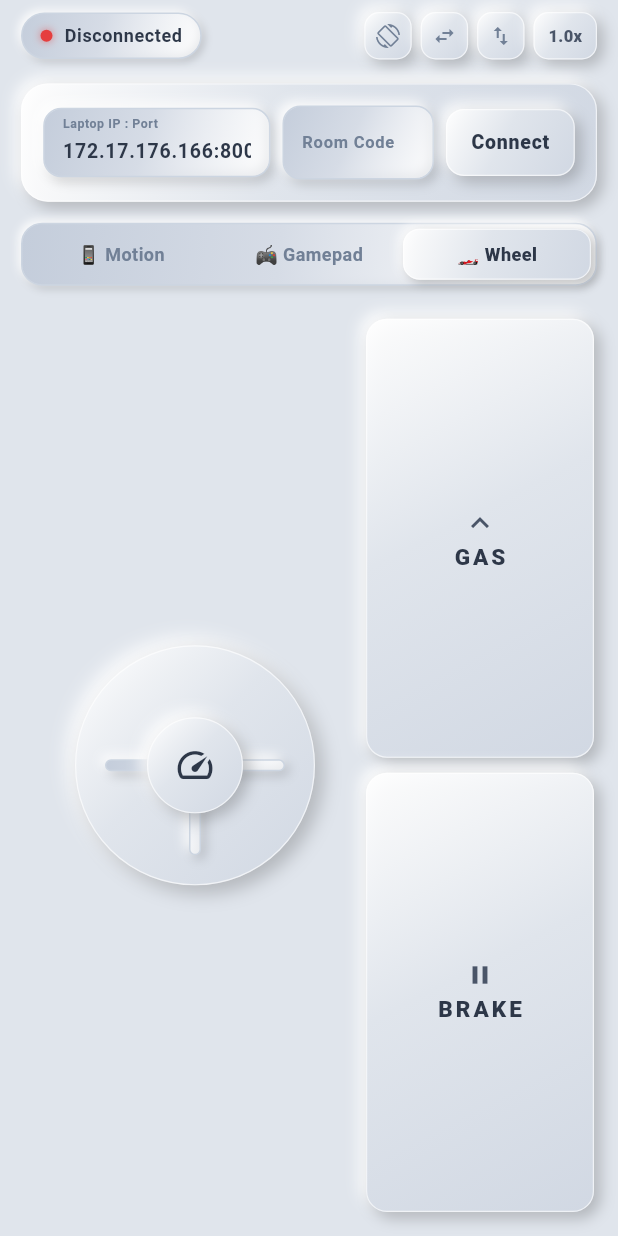
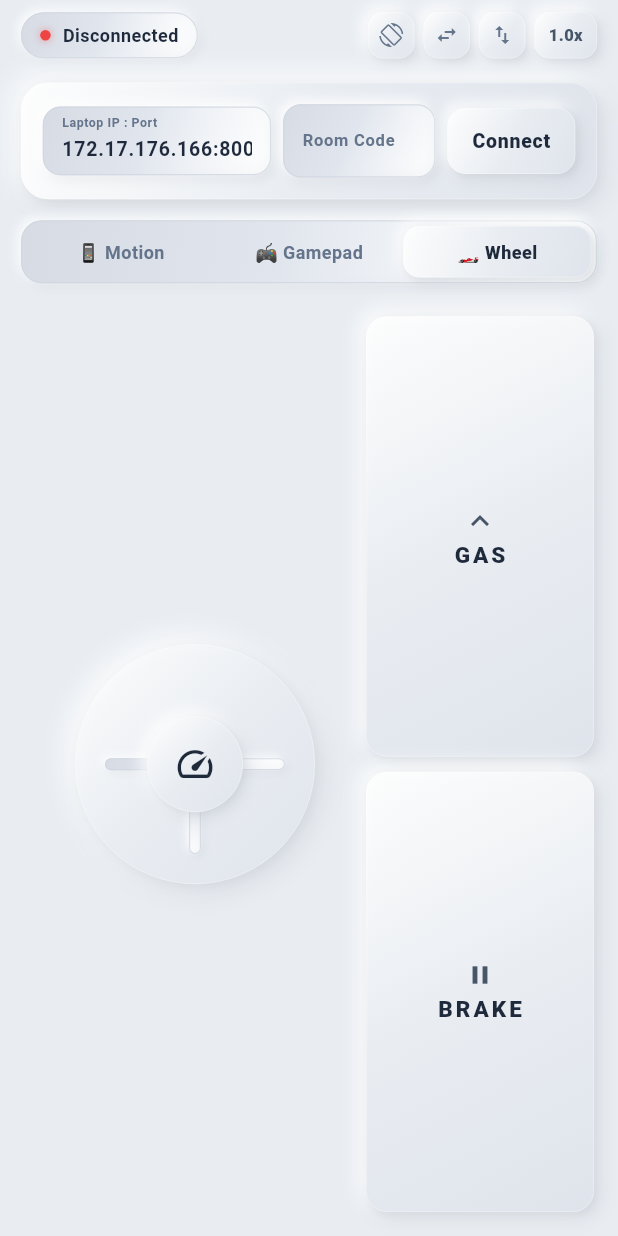
Before and after one commit to trahdiscode/GameController, a Flutter app: the screen it shows after launch, after a tap on "🎮 Gamepad", after a tap on "🏎️ Wheel", on a phone screen of 412 x 824 dp. Run offline on Flutter 3.47's test engine with Material 3 defaults, Android fonts, the light colour scheme and no system bars; our stand-ins replace sensors_plus, shared_preferences.

Commit message:
Refine pure neumorphic shadows: minimal, feathered slate ambient occlusion and seamless edges

```diff
--- a/flutter_app/lib/main.dart
+++ b/flutter_app/lib/main.dart
@@ -8,46 +8,46 @@ import 'package:shared_preferences/shared_preferences.dart';
 import 'package:web_socket_channel/web_socket_channel.dart';
 
 // ══════════════════════════════════════════════════════════════════════════════
-// PALETTE: Pure Neumorphism (White & Grey Monochromatic Aesthetic)
+// PALETTE: Pure Neumorphism (Minimal & Premium Monochromatic White & Grey)
 // ══════════════════════════════════════════════════════════════════════════════
 class PureNeu {
-  // Base Canvas & Neutral Surfaces
-  static const Color bg           = Color(0xFFE0E5EC); // Canonical Soft Grey
-  static const Color surface      = Color(0xFFE0E5EC);
-  static const Color surfaceLight = Color(0xFFFFFFFF); // Specular highlight
-  static const Color surfaceDark  = Color(0xFFD1D8E3); // Bevel dark gradient
-
-  // Dual Shadows (Light Source: Top-Left)
-  static const Color shadowWhite  = Color(0xFFFFFFFF); // Pure white highlight shadow
-  static const Color shadowDark   = Color(0x38000000); // Soft ambient occlusion shadow
-  static const Color shadowSlate  = Color(0x709AA7BC); // Middle slate tint shadow
-
-  // Carved / Recessed Wells & Depressions
-  static const Color wellBg       = Color(0xFFD6DCE6);
-  static const Color wellDark     = Color(0xFFC4CDDB);
-
-  // Monochromatic Grey Typography & Details
-  static const Color textDark     = Color(0xFF2D3748); // Deep graphite text
-  static const Color textMedium   = Color(0xFF4A5568); // Mid slate text
-  static const Color textMuted    = Color(0xFF718096); // Secondary grey text
-  static const Color textLight    = Color(0xFFA0AEC0); // Subtle placeholder text
-
-  // Clean Status Indicators
-  static const Color dotConnected    = Color(0xFF38A169); // Subtle status dot
-  static const Color dotDisconnected = Color(0xFFE53E3E);
+  // Base Canvas & Neutral Surfaces (Clean, satin matte finish)
+  static const Color bg           = Color(0xFFE9EDF2);
+  static const Color surface      = Color(0xFFE9EDF2);
+  static const Color surfaceLight = Color(0xFFFFFFFF);
+  static const Color surfaceDark  = Color(0xFFDFE4EC);
+
+  // Soft Slate Ambient Shadows (Minimal, translucent, zero harsh black)
+  static const Color shadowWhite   = Color(0xFFFFFFFF);
+  static const Color shadowDiffuse = Color(0x1A2D3E50); // ~10% soft slate
+  static const Color shadowContact = Color(0x0E2D3E50); // ~5% contact shade
+
+  // Carved / Recessed Wells
+  static const Color wellBg        = Color(0xFFE1E6EE);
+  static const Color wellInnerDark = Color(0x142D3E50);
+
+  // Monochromatic Grey Typography
+  static const Color textDark     = Color(0xFF1E293B); // Deep refined charcoal
+  static const Color textMedium   = Color(0xFF475569); // Slate grey
+  static const Color textMuted    = Color(0xFF64748B); // Cool grey
+  static const Color textLight    = Color(0xFF94A3B8); // Feather grey
+
+  // Status
+  static const Color dotConnected    = Color(0xFF22C55E);
+  static const Color dotDisconnected = Color(0xFFEF4444);
 }
 
 // ══════════════════════════════════════════════════════════════════════════════
-// PURE NEUMORPHIC DECORATION SYSTEM (Tactile Soft UI)
+// MINIMAL & PREMIUM NEUMORPHIC DECORATION SYSTEM
 // ══════════════════════════════════════════════════════════════════════════════
 class NeuDecor {
   static BoxDecoration raised({
-    double radius = 16,
+    double radius = 18,
     BoxShape shape = BoxShape.rectangle,
     Color? surfaceColor,
     Border? border,
-    double distance = 4.0,
-    double blur = 8.0,
+    double distance = 5.0,
+    double blur = 14.0,
     Gradient? gradient,
   }) {
     final base = surfaceColor ?? PureNeu.surface;
@@ -60,27 +60,38 @@ class NeuDecor {
             begin: Alignment.topLeft,
             end: Alignment.bottomRight,
             colors: [
-              PureNeu.surfaceLight.withOpacity(0.95),
+              PureNeu.surfaceLight.withOpacity(0.9),
               base,
               PureNeu.surfaceDark,
             ],
-            stops: const [0.0, 0.45, 1.0],
+            stops: const [0.0, 0.5, 1.0],
           ),
       border: border ??
           Border.all(
-            color: Colors.white.withOpacity(0.65),
-            width: 0.8,
+            color: Colors.white.withOpacity(0.4),
+            width: 0.5,
           ),
       boxShadow: [
+        // Top-left soft specular glow
         BoxShadow(
           color: PureNeu.shadowWhite.withOpacity(0.95),
           offset: Offset(-distance, -distance),
           blurRadius: blur,
+          spreadRadius: 0,
         ),
+        // Bottom-right wide soft ambient shadow
         BoxShadow(
-          color: PureNeu.shadowDark,
+          color: PureNeu.shadowDiffuse,
           offset: Offset(distance, distance),
           blurRadius: blur,
+          spreadRadius: 0,
+        ),
+        // Bottom-right subtle contact shadow
+        BoxShadow(
+          color: PureNeu.shadowContact,
+          offset: Offset(distance * 0.4, distance * 0.4),
+          blurRadius: blur * 0.35,
+          spreadRadius: 0,
         ),
       ],
     );
@@ -92,7 +103,7 @@ class NeuDecor {
     Color? wellColor,
     Border? border,
     double distance = 3.0,
-    double blur = 6.0,
+    double blur = 7.0,
   }) {
     final base = wellColor ?? PureNeu.wellBg;
     return BoxDecoration(
@@ -103,27 +114,29 @@ class NeuDecor {
         begin: Alignment.topLeft,
         end: Alignment.bottomRight,
         colors: [
-          PureNeu.wellDark,
+          const Color(0xFFD6DBE4),
           base,
-          PureNeu.surfaceLight.withOpacity(0.65),
+          PureNeu.surfaceLight.withOpacity(0.7),
         ],
         stops: const [0.0, 0.45, 1.0],
       ),
       border: border ??
           Border.all(
-            color: const Color(0xFFCCD5E1),
-            width: 1.0,
+            color: const Color(0xFFD0D6E0).withOpacity(0.8),
+            width: 0.8,
           ),
       boxShadow: [
         BoxShadow(
-          color: const Color(0x2B000000),
+          color: PureNeu.wellInnerDark,
           offset: Offset(distance, distance),
           blurRadius: blur,
+          spreadRadius: 0,
         ),
         BoxShadow(
           color: PureNeu.shadowWhite.withOpacity(0.9),
           offset: Offset(-distance, -distance),
           blurRadius: blur,
+          spreadRadius: 0,
         ),
       ],
     );
@@ -143,27 +156,27 @@ class NeuDecor {
         begin: Alignment.topLeft,
         end: Alignment.bottomRight,
         colors: [
-          Color(0xFFC5CFDC),
-          Color(0xFFD4DAE4),
-          Color(0xFFE8EEF5),
+          Color(0xFFD3D8E2),
+          Color(0xFFDFE4ED),
+          Color(0xFFEEF2F8),
         ],
         stops: [0.0, 0.5, 1.0],
       ),
       border: border ??
           Border.all(
-            color: const Color(0xFFB5C1D2),
-            width: 1.0,
+            color: const Color(0xFFC7CED8),
+            width: 0.8,
           ),
       boxShadow: const [
         BoxShadow(
-          color: Color(0x33000000),
-          offset: Offset(2.5, 2.5),
-          blurRadius: 5,
+          color: Color(0x182D3E50),
+          offset: Offset(2.0, 2.0),
+          blurRadius: 5.0,
         ),
         BoxShadow(
-          color: Color(0xEAFFFFFF),
-          offset: Offset(-2.5, -2.5),
-          blurRadius: 5,
+          color: Color(0xE6FFFFFF),
+          offset: Offset(-2.0, -2.0),
+          blurRadius: 5.0,
         ),
       ],
     );
@@ -171,7 +184,7 @@ class NeuDecor {
 }
 
 // ══════════════════════════════════════════════════════════════════════════════
-// PURE NEUMORPHIC TACTILE BUTTON WIDGET
+// MINIMAL NEUMORPHIC BUTTON WIDGET
 // ══════════════════════════════════════════════════════════════════════════════
 class NeuButton extends StatefulWidget {
   final VoidCallback? onTap;
@@ -222,12 +235,14 @@ class _NeuButtonState extends State<NeuButton> {
                 radius: widget.radius,
                 shape: widget.shape,
                 border: widget.isSelected
-                    ? Border.all(color: PureNeu.textMedium.withOpacity(0.5), width: 1.2)
+                    ? Border.all(color: PureNeu.textMedium.withOpacity(0.4), width: 1.0)
                     : null,
               )
             : NeuDecor.raised(
                 radius: widget.radius,
                 shape: widget.shape,
+                distance: 3.5,
+                blur: 8.0,
               ),
         child: widget.child,
       ),
@@ -682,7 +697,7 @@ class _ControllerScreenState extends State<ControllerScreen> {
           color: PureNeu.bg,
           child: Column(
             children: [
-              // Pure Neumorphic Top Bar
+              // Pure Neumorphic Minimal Top Bar
               _buildTopBar(),
 
               // Pure Neumorphic Setup Panel
@@ -713,20 +728,20 @@ class _ControllerScreenState extends State<ControllerScreen> {
       child: Row(
         mainAxisAlignment: MainAxisAlignment.spaceBetween,
         children: [
-          // Neumorphic Connection Status Pill (Recessed well)
+          // Neumorphic Connection Status Pill (Recessed well with minimal shadow)
           Container(
             padding: const EdgeInsets.symmetric(horizontal: 12, vertical: 6),
-            decoration: NeuDecor.recessed(radius: 20, distance: 2, blur: 4),
+            decoration: NeuDecor.recessed(radius: 20, distance: 2.0, blur: 5.0),
             child: Row(
               children: [
                 Container(
-                  width: 8,
-                  height: 8,
+                  width: 7,
+                  height: 7,
                   decoration: BoxDecoration(
                     color: _statusColor,
                     shape: BoxShape.circle,
                     boxShadow: [
-                      BoxShadow(color: _statusColor.withOpacity(0.6), blurRadius: 4),
+                      BoxShadow(color: _statusColor.withOpacity(0.5), blurRadius: 4),
                     ],
                   ),
                 ),
@@ -736,7 +751,7 @@ class _ControllerScreenState extends State<ControllerScreen> {
                   style: const TextStyle(
                     color: PureNeu.textDark,
                     fontWeight: FontWeight.w700,
-                    letterSpacing: 0.4,
+                    letterSpacing: 0.3,
                     fontSize: 12,
                   ),
                 ),
@@ -828,7 +843,7 @@ class _ControllerScreenState extends State<ControllerScreen> {
                 const SizedBox(width: 6),
                 Container(
                   padding: const EdgeInsets.symmetric(horizontal: 8, vertical: 6),
-                  decoration: NeuDecor.recessed(radius: 10, distance: 2, blur: 4),
+                  decoration: NeuDecor.recessed(radius: 10, distance: 2.0, blur: 5.0),
                   child: Text(
                     '${_rtt}ms',
                     style: const TextStyle(
@@ -858,14 +873,14 @@ class _ControllerScreenState extends State<ControllerScreen> {
     return Container(
       margin: EdgeInsets.symmetric(horizontal: 14, vertical: _isLandscape ? 4 : 8),
       padding: EdgeInsets.all(_isLandscape ? 10 : 14),
-      decoration: NeuDecor.raised(radius: 18),
+      decoration: NeuDecor.raised(radius: 18, distance: 5.0, blur: 14.0),
       child: Row(
         children: [
           // Neumorphic Input: Laptop IP
           Expanded(
             flex: 3,
             child: Container(
-              decoration: NeuDecor.recessed(radius: 12),
+              decoration: NeuDecor.recessed(radius: 12, distance: 2.5, blur: 6.0),
               padding: const EdgeInsets.symmetric(horizontal: 12, vertical: 2),
               child: TextField(
                 controller: _serverController,
@@ -887,7 +902,7 @@ class _ControllerScreenState extends State<ControllerScreen> {
           Expanded(
             flex: 2,
             child: Container(
-              decoration: NeuDecor.recessed(radius: 12),
+              decoration: NeuDecor.recessed(radius: 12, distance: 2.5, blur: 6.0),
               padding: const EdgeInsets.symmetric(horizontal: 12, vertical: 2),
               child: TextField(
                 controller: _codeController,
@@ -941,7 +956,7 @@ class _ControllerScreenState extends State<ControllerScreen> {
       margin: EdgeInsets.symmetric(horizontal: 14, vertical: _isLandscape ? 4 : 6),
       height: tabHeight,
       padding: const EdgeInsets.all(3),
-      decoration: NeuDecor.recessed(radius: 14, distance: 2, blur: 4),
+      decoration: NeuDecor.recessed(radius: 14, distance: 2.0, blur: 5.0),
       child: Row(
         children: List.generate(modes.length, (idx) {
           final isSel = _selectedLayout == idx;
@@ -957,8 +972,8 @@ class _ControllerScreenState extends State<ControllerScreen> {
                 decoration: isSel
                     ? NeuDecor.raised(
                         radius: 11,
-                        distance: 2.5,
-                        blur: 5,
+                        distance: 3.0,
+                        blur: 8.0,
                       )
                     : null,
                 child: Text(
@@ -979,7 +994,7 @@ class _ControllerScreenState extends State<ControllerScreen> {
   }
 
   // ══════════════════════════════════════════════════════════════════════════
-  // VIEW 1: PURE NEUMORPHIC MOTION & TILT (White & Grey Soft Cockpit)
+  // VIEW 1: PURE NEUMORPHIC MOTION & TILT (Minimal & Premium Soft Cockpit)
   // ══════════════════════════════════════════════════════════════════════════
   Widget _buildMotionView() {
     final calRoll = _smoothRoll - _offsetRoll;
@@ -1001,7 +1016,7 @@ class _ControllerScreenState extends State<ControllerScreen> {
                   flex: 3,
                   child: Container(
                     padding: const EdgeInsets.all(12),
-                    decoration: NeuDecor.raised(radius: 20),
+                    decoration: NeuDecor.raised(radius: 20, distance: 5.0, blur: 14.0),
                     child: Row(
                       children: [
                         Expanded(
@@ -1058,7 +1073,7 @@ class _ControllerScreenState extends State<ControllerScreen> {
                 Expanded(
                   child: Container(
                     padding: const EdgeInsets.all(16),
-                    decoration: NeuDecor.raised(radius: 22),
+                    decoration: NeuDecor.raised(radius: 22, distance: 5.5, blur: 15.0),
                     child: Column(
                       children: [
                         Expanded(
@@ -1126,17 +1141,17 @@ class _ControllerScreenState extends State<ControllerScreen> {
     return Container(
       width: size,
       height: size,
-      decoration: NeuDecor.recessed(shape: BoxShape.circle, distance: 4, blur: 8),
+      decoration: NeuDecor.recessed(shape: BoxShape.circle, distance: 4.0, blur: 9.0),
       child: Stack(
         alignment: Alignment.center,
         children: [
-          // Engraved Concentric Rings in Soft Grey
+          // Engraved Concentric Rings in Soft Feather Grey
           Container(
             width: size * 0.70,
             height: size * 0.70,
             decoration: BoxDecoration(
               shape: BoxShape.circle,
-              border: Border.all(color: const Color(0xFFBAC5D4), width: 1.0),
+              border: Border.all(color: const Color(0xFFC7D0DC), width: 0.8),
             ),
           ),
           Container(
@@ -1144,13 +1159,13 @@ class _ControllerScreenState extends State<ControllerScreen> {
             height: size * 0.38,
             decoration: BoxDecoration(
               shape: BoxShape.circle,
-              border: Border.all(color: const Color(0xFFAAB8CB), width: 1.0),
+              border: Border.all(color: const Color(0xFFBAC4D2), width: 0.8),
             ),
           ),
 
           // Engraved Crosshairs in Subtle Grey
-          Container(width: size * 0.85, height: 1, color: const Color(0xFFBAC5D4)),
-          Container(width: 1, height: size * 0.85, color: const Color(0xFFBAC5D4)),
+          Container(width: size * 0.85, height: 0.8, color: const Color(0xFFC7D0DC)),
+          Container(width: 0.8, height: size * 0.85, color: const Color(0xFFC7D0DC)),
 
           // 3D Extruded Pearl Level Bubble with Specular Highlight
           Transform.translate(
@@ -1164,21 +1179,21 @@ class _ControllerScreenState extends State<ControllerScreen> {
                   center: Alignment(-0.35, -0.35),
                   colors: [
                     Color(0xFFFFFFFF),
-                    Color(0xFFE4E9F2),
-                    Color(0xFFB8C2D1),
+                    Color(0xFFE8EEF5),
+                    Color(0xFFC5CFDA),
                   ],
                   stops: [0.0, 0.55, 1.0],
                 ),
                 boxShadow: [
                   BoxShadow(
-                    color: Color(0x35000000),
-                    offset: Offset(2.5, 2.5),
-                    blurRadius: 5,
+                    color: Color(0x202D3E50),
+                    offset: Offset(3.0, 3.0),
+                    blurRadius: 6.0,
                   ),
                   BoxShadow(
-                    color: Color(0x99FFFFFF),
+                    color: Color(0xA6FFFFFF),
                     offset: Offset(-1.5, -1.5),
-                    blurRadius: 3,
+                    blurRadius: 3.0,
                   ),
                 ],
               ),
@@ -1189,7 +1204,7 @@ class _ControllerScreenState extends State<ControllerScreen> {
     );
   }
 
-  // Pure Neumorphic JUMP Button with Physical Inset Interaction
+  // Pure Neumorphic JUMP Button with Tactile Inset
   Widget _buildJumpButton({required bool isFullHeight}) {
     return GestureDetector(
       onTapDown: (_) {
@@ -1206,8 +1221,8 @@ class _ControllerScreenState extends State<ControllerScreen> {
               )
             : NeuDecor.raised(
                 radius: 20,
-                distance: 5.0,
-                blur: 10.0,
+                distance: 5.5,
+                blur: 15.0,
               ),
         alignment: Alignment.center,
         child: Column(
@@ -1222,7 +1237,7 @@ class _ControllerScreenState extends State<ControllerScreen> {
                 letterSpacing: 4,
                 shadows: [
                   Shadow(
-                    color: Colors.white.withOpacity(0.95),
+                    color: Colors.white.withOpacity(0.9),
                     offset: const Offset(1, 1),
                     blurRadius: 1,
                   ),
@@ -1252,7 +1267,7 @@ class _ControllerScreenState extends State<ControllerScreen> {
         const SizedBox(height: 3),
         Container(
           padding: const EdgeInsets.symmetric(horizontal: 10, vertical: 4),
-          decoration: NeuDecor.recessed(radius: 8, distance: 2, blur: 4),
+          decoration: NeuDecor.recessed(radius: 8, distance: 2.0, blur: 5.0),
           child: Text(
             val,
             style: const TextStyle(
@@ -1268,7 +1283,7 @@ class _ControllerScreenState extends State<ControllerScreen> {
   }
 
   // ══════════════════════════════════════════════════════════════════════════
-  // VIEW 2: PURE NEUMORPHIC PRO GAMEPAD (White & Grey Monochromatic)
+  // VIEW 2: PURE NEUMORPHIC PRO GAMEPAD (Minimal Monochromatic)
   // ══════════════════════════════════════════════════════════════════════════
   Widget _buildGamepadView() {
     return Padding(
@@ -1317,7 +1332,7 @@ class _ControllerScreenState extends State<ControllerScreen> {
       child: Container(
         width: size,
         height: size,
-        decoration: NeuDecor.recessed(shape: BoxShape.circle, distance: 4, blur: 8),
+        decoration: NeuDecor.recessed(shape: BoxShape.circle, distance: 4.0, blur: 9.0),
         child: Stack(
           alignment: Alignment.center,
           children: [
@@ -1327,7 +1342,7 @@ class _ControllerScreenState extends State<ControllerScreen> {
               height: size * 0.35,
               decoration: BoxDecoration(
                 shape: BoxShape.circle,
-                border: Border.all(color: const Color(0xFFBAC5D4), width: 1),
+                border: Border.all(color: const Color(0xFFC7D0DC), width: 0.8),
               ),
             ),
             // Tactile Convex Thumb Knob in Pure White/Grey
@@ -1339,13 +1354,13 @@ class _ControllerScreenState extends State<ControllerScreen> {
                 decoration: NeuDecor.raised(
                   shape: BoxShape.circle,
                   distance: 3.5,
-                  blur: 6,
+                  blur: 8.0,
                 ),
                 child: Center(
                   child: Container(
                     width: size * 0.16,
                     height: size * 0.16,
-                    decoration: NeuDecor.recessed(shape: BoxShape.circle, distance: 1.5, blur: 3),
+                    decoration: NeuDecor.recessed(shape: BoxShape.circle, distance: 1.5, blur: 3.5),
                   ),
                 ),
               ),
@@ -1398,7 +1413,7 @@ class _ControllerScreenState extends State<ControllerScreen> {
             : NeuDecor.raised(
                 shape: BoxShape.circle,
                 distance: 3.5,
-                blur: 7,
+                blur: 8.0,
               ),
         alignment: Alignment.center,
         child: Text(
@@ -1451,21 +1466,23 @@ class _ControllerScreenState extends State<ControllerScreen> {
                     height: wheelSize,
                     decoration: NeuDecor.raised(
                       shape: BoxShape.circle,
-                      distance: 5,
-                      blur: 10,
+                      distance: 5.0,
+                      blur: 14.0,
                     ),
                     child: Stack(
                       alignment: Alignment.center,
                       children: [
                         // Spokes
-                        Container(width: wheelSize * 0.75, height: 8, decoration: NeuDecor.recessed(radius: 4)),
-                        Container(width: 8, height: wheelSize * 0.4, margin: EdgeInsets.only(top: wheelSize * 0.35), decoration: NeuDecor.recessed(radius: 4)),
+                        Container(width: wheelSize * 0.75, height: 8, decoration: NeuDecor.recessed(radius: 4, distance: 1.5, blur: 4.0)),
+                        Container(width: 8, height: wheelSize * 0.4, margin: EdgeInsets.only(top: wheelSize * 0.35), decoration: NeuDecor.recessed(radius: 4, distance: 1.5, blur: 4.0)),
                         // Center Horn Hub
                         Container(
                           width: wheelSize * 0.4,
                           height: wheelSize * 0.4,
                           decoration: NeuDecor.raised(
                             shape: BoxShape.circle,
+                            distance: 3.5,
+                            blur: 8.0,
                           ),
                           child: const Icon(Icons.speed, size: 28, color: PureNeu.textDark),
                         ),
@@ -1499,6 +1516,8 @@ class _ControllerScreenState extends State<ControllerScreen> {
                             )
                           : NeuDecor.raised(
                               radius: 14,
+                              distance: 4.0,
+                              blur: 10.0,
                             ),
                       alignment: Alignment.center,
                       child: Column(
@@ -1542,6 +1561,8 @@ class _ControllerScreenState extends State<ControllerScreen> {
                             )
                           : NeuDecor.raised(
                               radius: 14,
+                              distance: 4.0,
+                              blur: 10.0,
                             ),
                       alignment: Alignment.center,
                       child: Column(
```
